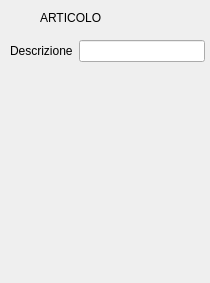
First picture: the form in src/dettagliarticolo.ui, repository mtonin/gestcassa, before the edit.
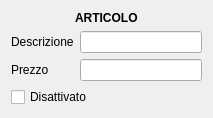
Second picture: the form after the edit.

What changed in the file:
```diff
--- a/src/dettagliarticolo.ui
+++ b/src/dettagliarticolo.ui
@@ -6,8 +6,8 @@
    <rect>
     <x>0</x>
     <y>0</y>
-    <width>210</width>
-    <height>283</height>
+    <width>213</width>
+    <height>108</height>
    </rect>
   </property>
   <property name="minimumSize">
@@ -19,41 +19,65 @@
   <property name="windowTitle">
    <string>Form</string>
   </property>
+  <layout class="QVBoxLayout" name="verticalLayout">
+   <item alignment="Qt::AlignHCenter">
   <widget class="QLabel" name="label">
-   <property name="geometry">
-    <rect>
-     <x>40</x>
-     <y>10</y>
-     <width>61</width>
-     <height>16</height>
-    </rect>
+     <property name="font">
+      <font>
+       <weight>75</weight>
+       <bold>true</bold>
+      </font>
    </property>
    <property name="text">
     <string>ARTICOLO</string>
    </property>
   </widget>
-  <widget class="QWidget" name="layoutWidget">
-   <property name="geometry">
-    <rect>
-     <x>10</x>
-     <y>40</y>
-     <width>195</width>
-     <height>22</height>
-    </rect>
-   </property>
-   <layout class="QHBoxLayout" name="horizontalLayout">
+   </item>
     <item>
+    <layout class="QFormLayout" name="formLayout">
+     <item row="0" column="0">
      <widget class="QLabel" name="label_2">
       <property name="text">
        <string>Descrizione</string>
       </property>
      </widget>
     </item>
-    <item>
+     <item row="0" column="1">
      <widget class="QLineEdit" name="testoArticolo"/>
     </item>
-   </layout>
-  </widget>
+     <item row="1" column="0">
+      <widget class="QLabel" name="label_3">
+       <property name="text">
+        <string>Prezzo</string>
+       </property>
+      </widget>
+     </item>
+     <item row="1" column="1">
+      <widget class="QLineEdit" name="prezzoArticolo"/>
+     </item>
+    </layout>
+   </item>
+   <item>
+    <widget class="QCheckBox" name="disattivaFlag">
+     <property name="text">
+      <string>Disattivato</string>
+     </property>
+    </widget>
+   </item>
+   <item>
+    <spacer name="verticalSpacer">
+     <property name="orientation">
+      <enum>Qt::Vertical</enum>
+     </property>
+     <property name="sizeHint" stdset="0">
+      <size>
+       <width>20</width>
+       <height>40</height>
+      </size>
+     </property>
+    </spacer>
+   </item>
+  </layout>
  </widget>
  <resources/>
  <connections/>
```
Lines whose indentation alone changed are shown as unchanged.
